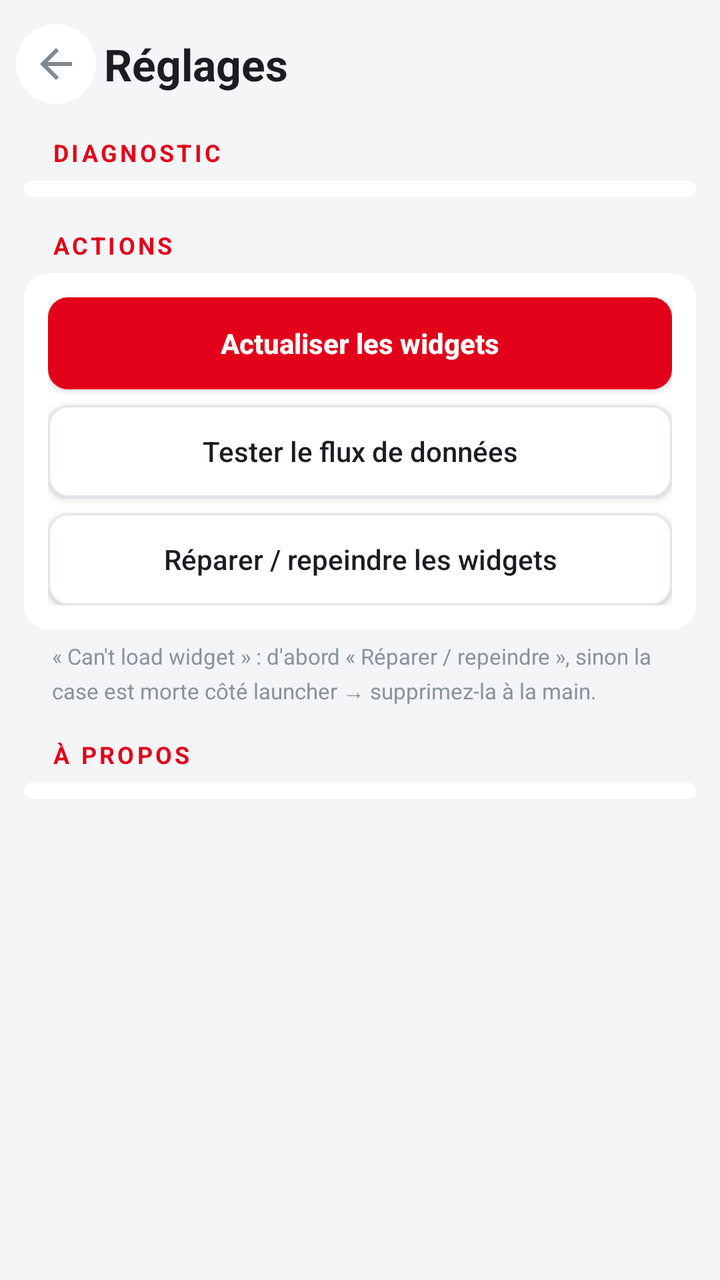
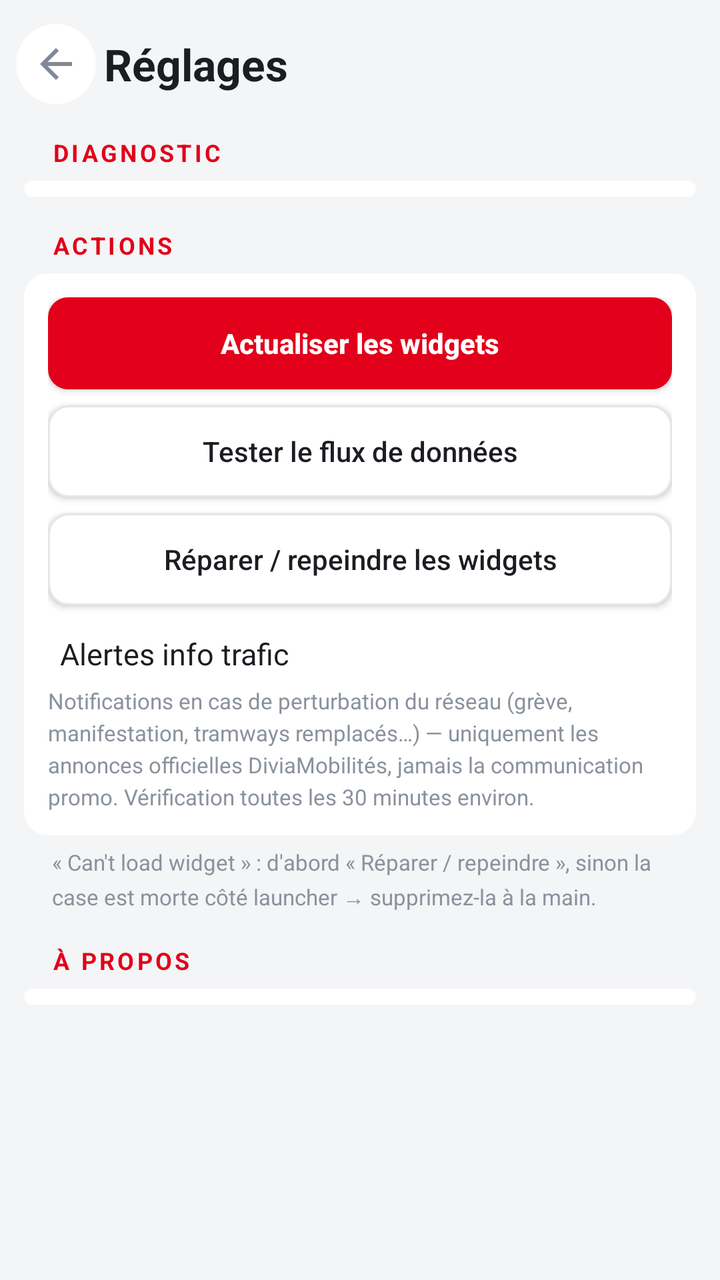

An Android layout rendered at two revisions. The XML below is the earlier revision; the diff shows what the commit changed to produce the second picture.
<!-- AndroidManifest.xml: application theme AppTheme -->
<!-- res/layout/activity_settings.xml -->
<?xml version="1.0" encoding="utf-8"?>
<LinearLayout xmlns:android="http://schemas.android.com/apk/res/android"
    android:layout_width="match_parent"
    android:layout_height="match_parent"
    android:orientation="vertical"
    android:background="@color/screen_bg">

    
    <LinearLayout
        android:layout_width="match_parent"
        android:layout_height="wrap_content"
        android:orientation="horizontal"
        android:gravity="center_vertical"
        android:paddingLeft="8dp"
        android:paddingRight="16dp"
        android:paddingTop="12dp"
        android:paddingBottom="8dp">

        <ImageView
            android:id="@+id/btn_back"
            android:layout_width="40dp"
            android:layout_height="40dp"
            android:scaleType="centerInside"
            android:padding="8dp"
            android:background="@drawable/btn_icon"
            android:contentDescription="@string/back"
            android:src="@drawable/ic_back"/>

        <TextView
            android:layout_width="0dp"
            android:layout_height="wrap_content"
            android:layout_weight="1"
            android:layout_marginLeft="4dp"
            android:textColor="@color/txt_main"
            android:textSize="22sp"
            android:textStyle="bold"
            android:text="@string/settings_title"/>
    </LinearLayout>

    <ScrollView
        android:layout_width="match_parent"
        android:layout_height="0dp"
        android:layout_weight="1"
        android:fillViewport="true"
        android:scrollbars="none">

        <LinearLayout
            android:layout_width="match_parent"
            android:layout_height="wrap_content"
            android:orientation="vertical"
            android:paddingLeft="12dp"
            android:paddingRight="12dp"
            android:paddingBottom="16dp">

            
            <TextView
                android:layout_width="match_parent"
                android:layout_height="wrap_content"
                android:textColor="@color/countdown"
                android:textSize="12sp"
                android:textStyle="bold"
                android:textAllCaps="true"
                android:letterSpacing="0.12"
                android:paddingLeft="14dp"
                android:paddingTop="8dp"
                android:paddingBottom="6dp"
                android:text="@string/section_diagnostics"/>

            <LinearLayout
                android:id="@+id/diag_rows"
                android:layout_width="match_parent"
                android:layout_height="wrap_content"
                android:orientation="vertical"
                android:paddingTop="4dp"
                android:paddingBottom="4dp"
                android:background="@drawable/card"/>

            
            <TextView
                android:layout_width="match_parent"
                android:layout_height="wrap_content"
                android:textColor="@color/countdown"
                android:textSize="12sp"
                android:textStyle="bold"
                android:textAllCaps="true"
                android:letterSpacing="0.12"
                android:paddingLeft="14dp"
                android:paddingTop="16dp"
                android:paddingBottom="6dp"
                android:text="@string/section_actions"/>

            <LinearLayout
                android:layout_width="match_parent"
                android:layout_height="wrap_content"
                android:orientation="vertical"
                android:padding="12dp"
                android:background="@drawable/card">

                <Button
                    android:id="@+id/btn_refresh_now"
                    android:layout_width="match_parent"
                    android:layout_height="46dp"
                    android:background="@drawable/btn_primary"
                    android:textColor="@color/badge_text"
                    android:textSize="14sp"
                    android:textStyle="bold"
                    android:textAllCaps="false"
                    android:text="@string/refresh_now"/>

                <Button
                    android:id="@+id/btn_test_feed"
                    android:layout_width="match_parent"
                    android:layout_height="46dp"
                    android:layout_marginTop="8dp"
                    android:background="@drawable/btn_secondary"
                    android:textColor="@color/txt_main"
                    android:textSize="14sp"
                    android:textAllCaps="false"
                    android:text="@string/test_feed"/>

                <Button
                    android:id="@+id/btn_repair_launcher"
                    android:layout_width="match_parent"
                    android:layout_height="46dp"
                    android:layout_marginTop="8dp"
                    android:background="@drawable/btn_secondary"
                    android:textColor="@color/txt_main"
                    android:textSize="14sp"
                    android:textAllCaps="false"
                    android:text="@string/repair_launcher_btn"/>
            </LinearLayout>

            <TextView
                android:layout_width="match_parent"
                android:layout_height="wrap_content"
                android:textColor="@color/txt_clock"
                android:textSize="11sp"
                android:lineSpacingExtra="3dp"
                android:paddingLeft="14dp"
                android:paddingTop="6dp"
                android:text="@string/repair_line"/>

            
            <TextView
                android:layout_width="match_parent"
                android:layout_height="wrap_content"
                android:textColor="@color/countdown"
                android:textSize="12sp"
                android:textStyle="bold"
                android:textAllCaps="true"
                android:letterSpacing="0.12"
                android:paddingLeft="14dp"
                android:paddingTop="16dp"
                android:paddingBottom="6dp"
                android:text="@string/section_about"/>

            <LinearLayout
                android:id="@+id/about_rows"
                android:layout_width="match_parent"
                android:layout_height="wrap_content"
                android:orientation="vertical"
                android:paddingTop="4dp"
                android:paddingBottom="4dp"
                android:background="@drawable/card"/>
        </LinearLayout>
    </ScrollView>
</LinearLayout>
<!-- resources referenced by this layout -->
<resources>
  <color name="badge_text">#FFFFFF</color>
  <color name="countdown">#E2001A</color>
  <color name="screen_bg">#F4F5F7</color>
  <color name="txt_clock">#8A929C</color>
  <color name="txt_main">#1B1D22</color>
  <!-- drawable btn_icon (drawable) -->
  <?xml version="1.0" encoding="utf-8"?>
  <shape xmlns:android="http://schemas.android.com/apk/res/android" android:shape="oval">
      <solid android:color="@color/card_bg"/>
  </shape>
  <!-- drawable btn_primary (drawable) -->
  <?xml version="1.0" encoding="utf-8"?>
  <shape xmlns:android="http://schemas.android.com/apk/res/android" android:shape="rectangle">
      <solid android:color="@color/badge_bg"/>
      <corners android:radius="10dp"/>
  </shape>
  <!-- drawable btn_secondary (drawable) -->
  <?xml version="1.0" encoding="utf-8"?>
  <shape xmlns:android="http://schemas.android.com/apk/res/android" android:shape="rectangle">
      <solid android:color="@color/card_bg"/>
      <stroke android:width="1dp" android:color="@color/btn_stroke"/>
      <corners android:radius="10dp"/>
  </shape>
  <!-- drawable card (drawable) -->
  <?xml version="1.0" encoding="utf-8"?>
  <shape xmlns:android="http://schemas.android.com/apk/res/android" android:shape="rectangle">
      <solid android:color="@color/card_bg"/>
      <corners android:radius="12dp"/>
  </shape>
  <!-- drawable ic_back (drawable) -->
  <?xml version="1.0" encoding="utf-8"?>
  <vector xmlns:android="http://schemas.android.com/apk/res/android"
      android:width="24dp"
      android:height="24dp"
      android:viewportWidth="24"
      android:viewportHeight="24">
      <path
          android:fillColor="#808A96"
          android:pathData="M20,11H7.83l5.59,-5.59L12,4l-8,8 8,8 1.41,-1.41L7.83,13H20v-2z"/>
  </vector>
  <string name="back">Retour</string>
  <string name="refresh_now">Actualiser les widgets</string>
  <string name="repair_launcher_btn">Réparer / repeindre les widgets</string>
  <string name="repair_line">« Can\'t load widget » : d\'abord « Réparer / repeindre », sinon la case est morte côté launcher → supprimez-la à la main.</string>
  <string name="section_about">À propos</string>
  <string name="section_actions">Actions</string>
  <string name="section_diagnostics">Diagnostic</string>
  <string name="settings_title">Réglages</string>
  <string name="test_feed">Tester le flux de données</string>
  <style name="AppTheme" parent="android:Theme.Material.Light.NoActionBar">
          <item name="android:colorPrimary">#E2001A</item>
          <item name="android:colorAccent">#E2001A</item>
          <item name="android:statusBarColor">#E2001A</item>
          <item name="android:windowBackground">@color/screen_bg</item>
      </style>
  <color name="card_bg">#FFFFFF</color>
  <color name="badge_bg">#E2001A</color>
  <color name="btn_stroke">#E3E6EB</color>
</resources>

<!-- the commit's change to res/layout/activity_settings.xml (unified diff, before → after) -->
@@ -128,6 +128,45 @@
                     android:textSize="14sp"
                     android:textAllCaps="false"
                     android:text="@string/repair_launcher_btn"/>
+
+                
+                <LinearLayout
+                    android:id="@+id/traffic_row"
+                    android:layout_width="match_parent"
+                    android:layout_height="wrap_content"
+                    android:orientation="horizontal"
+                    android:gravity="center_vertical"
+                    android:paddingLeft="6dp"
+                    android:paddingRight="6dp"
+                    android:paddingTop="14dp"
+                    android:paddingBottom="4dp"
+                    android:background="?android:attr/selectableItemBackground">
+
+                    <TextView
+                        android:layout_width="0dp"
+                        android:layout_height="wrap_content"
+                        android:layout_weight="1"
+                        android:textColor="@color/txt_main"
+                        android:textSize="15sp"
+                        android:text="@string/setting_traffic"/>
+
+                    <TextView
+                        android:id="@+id/traffic_value"
+                        android:layout_width="wrap_content"
+                        android:layout_height="wrap_content"
+                        android:textColor="@color/txt_sub"
+                        android:textSize="14sp"
+                        android:textStyle="bold"/>
+                </LinearLayout>
+
+                <TextView
+                    android:layout_width="match_parent"
+                    android:layout_height="wrap_content"
+                    android:textColor="@color/txt_clock"
+                    android:textSize="11sp"
+                    android:lineSpacingExtra="3dp"
+                    android:paddingTop="2dp"
+                    android:text="@string/traffic_note"/>
             </LinearLayout>
 
             <TextView
<!-- resource entries referenced after the edit -->
@@ -5,6 +5,7 @@
   <color name="screen_bg">#F4F5F7</color>
   <color name="txt_clock">#8A929C</color>
   <color name="txt_main">#1B1D22</color>
+  <color name="txt_sub">#5C6470</color>
   <!-- drawable btn_icon (drawable) -->
   <?xml version="1.0" encoding="utf-8"?>
   <shape xmlns:android="http://schemas.android.com/apk/res/android" android:shape="oval">
@@ -47,8 +48,10 @@
   <string name="section_about">À propos</string>
   <string name="section_actions">Actions</string>
   <string name="section_diagnostics">Diagnostic</string>
+  <string name="setting_traffic">Alertes info trafic</string>
   <string name="settings_title">Réglages</string>
   <string name="test_feed">Tester le flux de données</string>
+  <string name="traffic_note">Notifications en cas de perturbation du réseau (grève, manifestation, tramways remplacés…) — uniquement les annonces officielles DiviaMobilités, jamais la communication promo. Vérification toutes les 30 minutes environ.</string>
   <style name="AppTheme" parent="android:Theme.Material.Light.NoActionBar">
           <item name="android:colorPrimary">#E2001A</item>
           <item name="android:colorAccent">#E2001A</item>
